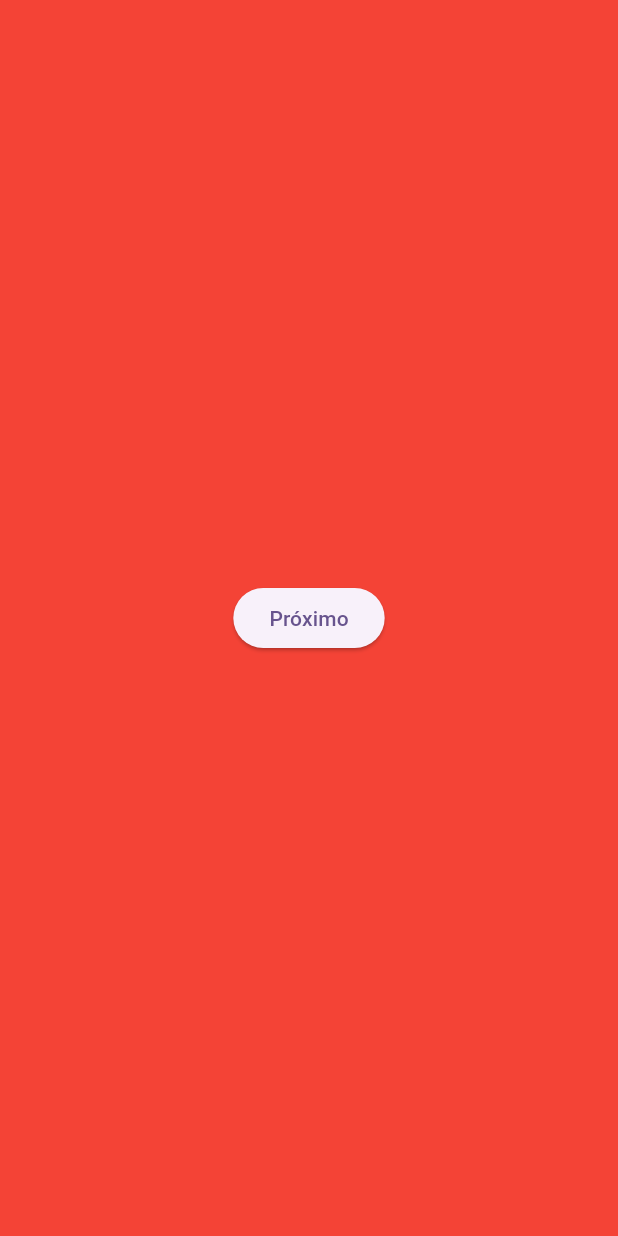
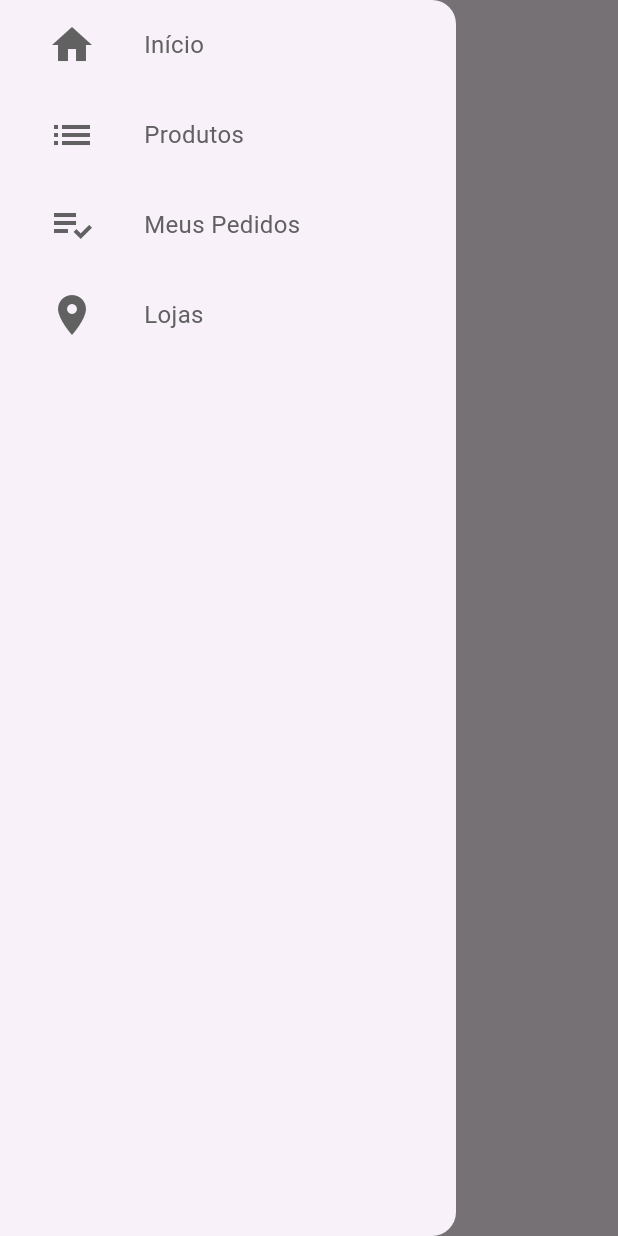
Before and after one commit to paulognu/loja_virtual_pro, a Flutter app: the screen it shows after launch, with the side drawer open (before the commit the screen has no drawer), on a phone screen of 412 x 824 dp. Run offline on Flutter 3.47's test engine with Material 3 defaults, Android fonts, the light colour scheme and no system bars; our stand-ins replace firebase_core; accounts and stored records are empty.

Commit message:
Criação do Drawer Customizado

```diff
--- /dev/null
+++ b/lib/common/custom_drawer.dart
@@ -0,0 +1,36 @@
+import 'package:flutter/material.dart';
+import 'package:loja_virtual_pro/common/drawer_tile.dart';
+
+class CustomDrawer extends StatelessWidget {
+  const CustomDrawer({super.key});
+
+  @override
+  Widget build(BuildContext context) {
+    return Drawer(
+      child: ListView(
+        children: [
+          DrawerTile(
+            iconData: Icons.home,
+            title: "Início",
+            page: 0,
+          ),
+          DrawerTile(
+            iconData: Icons.list,
+            title: "Produtos",
+            page: 1,
+          ),
+          DrawerTile(
+            iconData: Icons.playlist_add_check,
+            title: "Meus Pedidos",
+            page: 2,
+          ),
+          DrawerTile(
+            iconData: Icons.location_on,
+            title: "Lojas",
+            page: 3,
+          ),
+        ],
+      ),
+    );
+  }
+}
--- /dev/null
+++ b/lib/common/drawer_tile.dart
@@ -0,0 +1,45 @@
+import 'package:flutter/material.dart';
+
+class DrawerTile extends StatelessWidget {
+  const DrawerTile({
+    required this.iconData,
+    required this.title,
+    required this.page,
+    this.color,
+    super.key,
+  });
+
+  final IconData iconData;
+  final String title;
+  final int page;
+  final Color? color;
+
+  @override
+  Widget build(BuildContext context) {
+    return InkWell(
+      onTap: () {},
+      child: SizedBox(
+        height: 60,
+        child: Row(
+          children: [
+            Padding(
+              padding: const EdgeInsets.symmetric(horizontal: 32),
+              child: Icon(
+                iconData,
+                size: 32,
+                color: color ?? Colors.grey[700],
+              ),
+            ),
+            Text(
+              title,
+              style: TextStyle(
+                fontSize: 16,
+                color: color ?? Colors.grey[700],
+              ),
+            ),
+          ],
+        ),
+      ),
+    );
+  }
+}
--- a/lib/screens/base_screen.dart
+++ b/lib/screens/base_screen.dart
@@ -1,4 +1,5 @@
 import 'package:flutter/material.dart';
+import 'package:loja_virtual_pro/common/custom_drawer.dart';
 
 class BaseScreen extends StatelessWidget {
   BaseScreen({super.key});
@@ -11,6 +12,12 @@ class BaseScreen extends StatelessWidget {
       controller: pageController,
       physics: NeverScrollableScrollPhysics(),
       children: [
+        Scaffold(
+          appBar: AppBar(
+            title: Text("Teste"),
+          ),
+          drawer: CustomDrawer(),
+        ),
         Container(
           color: Colors.red,
           child: Center(
```
Also changed, not shown: lib/main.dart (+0 -88 lines).
